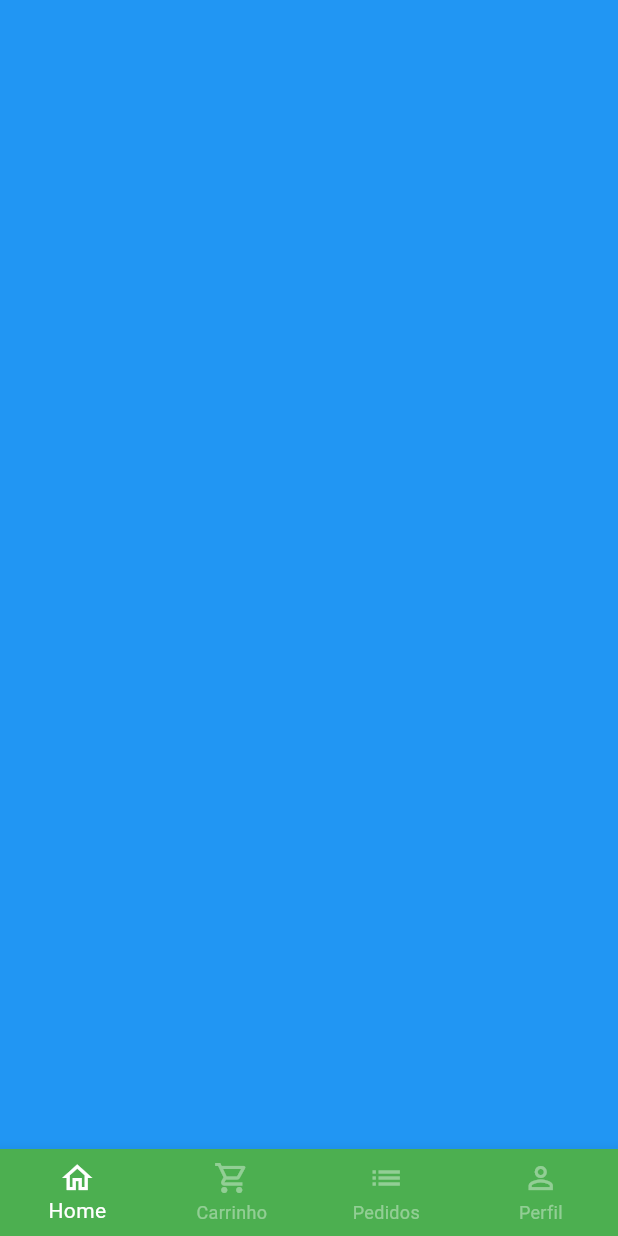
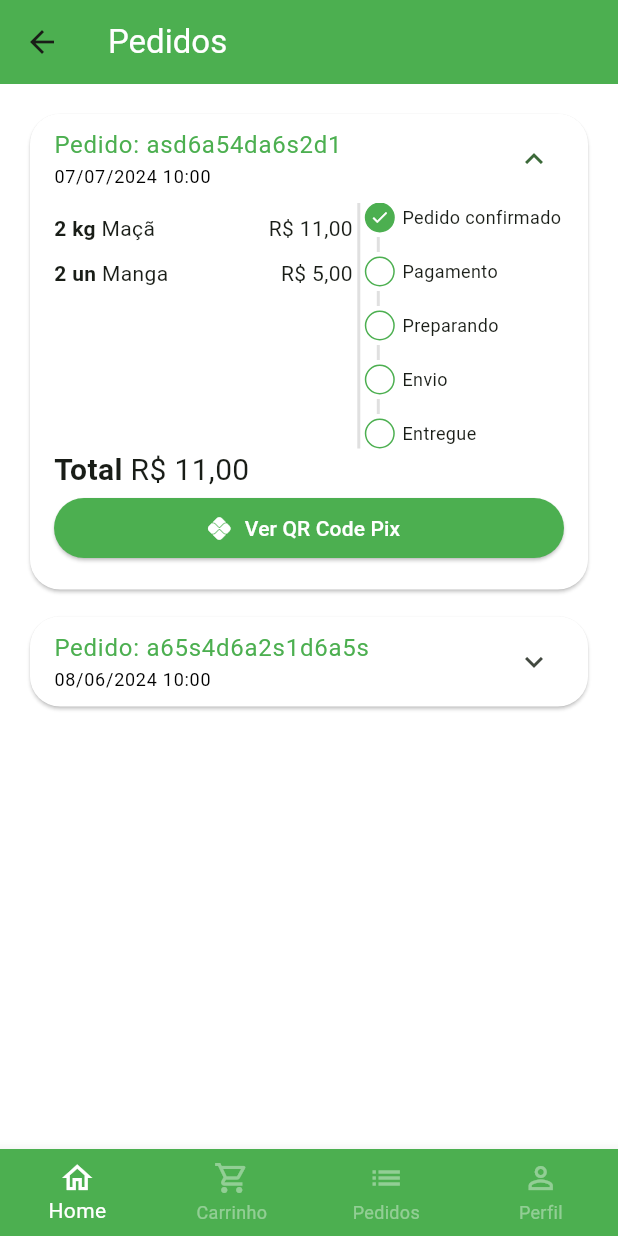
Before and after one commit to lucasletro/GreenGrocer, a Flutter app: the BaseScreen screen opened directly, swiped to page 3, on a phone screen of 412 x 824 dp. Run offline on Flutter 3.47's test engine with Material 2 defaults, Android fonts, the phone set to English and light mode, and no system bars; our stand-ins replace animated_text_kit, mask_text_input_formatter, qr_flutter.

Commit message:
Tela de pedidos.

```diff
--- a/lib/src/config/app_data.dart
+++ b/lib/src/config/app_data.dart
@@ -5,6 +5,7 @@ import 'package:greengrocer/src/models/item_model.dart';
 import 'package:greengrocer/src/models/user_model.dart';
 
 import '../models/cart_item_model.dart';
+import '../models/order_model.dart';
 
 ItemModel apple = ItemModel(
   description:
@@ -97,6 +98,7 @@ List<CartItemModel> cartItems = [
   ),
 ];
 
+//usuario - perfil
 UserModel user = UserModel(
   phone: "99 9 9999-9999",
   cpf: "999.999.999-99",
@@ -104,3 +106,43 @@ UserModel user = UserModel(
   name: "Lucas",
   password: "senha",
 );
+
+//lista de pedidos que vai ser apresentada na orders_tile
+List<OrderModel> orders = [
+  //PEDIDO 01
+  OrderModel(
+    id: 'asd6a54da6s2d1',
+    createdDateTime: DateTime.parse("2024-07-07 10:00:10.458"),
+    overdueDateTime: DateTime.parse("2024-07-07 11:00:10.458"),
+    status: "pending_payment",
+    copyAndPast: 'q1w2e3r4t5y6',
+    total: 11,
+    items: [
+      //pedidos
+      CartItemModel(
+        item: apple,
+        quantity: 2,
+      ),
+      CartItemModel(
+        item: mango,
+        quantity: 2,
+      ),
+    ],
+  ),
+
+  //PEDIDO 02
+  OrderModel(
+    copyAndPast: 'q1w2e3r4t5y6',
+    createdDateTime: DateTime.parse('2024-06-08 10:00:10.458'),
+    overdueDateTime: DateTime.parse('2024-06-08 11:00:10.458'),
+    id: 'a65s4d6a2s1d6a5s',
+    status: 'delivered',
+    total: 11.5,
+    items: [
+      CartItemModel(
+        item: guava,
+        quantity: 1,
+      ),
+    ],
+  ),
+];
--- /dev/null
+++ b/lib/src/models/order_model.dart
@@ -0,0 +1,21 @@
+import 'package:greengrocer/src/models/cart_item_model.dart';
+//instanciar esta classe na app_data
+class OrderModel {
+  String id;
+  DateTime createdDateTime; //hora e data q o pedido foi criado.
+  DateTime overdueDateTime; //quando o qrCode do pix venceu e nao conseguimos fazer pagamentos.
+  List<CartItemModel> items; //lista de todos os produtos
+  String status;
+  String copyAndPast; //copia e cola do pix.
+  double total;
+
+  OrderModel({
+    required this.id,
+    required this.createdDateTime,
+    required this.overdueDateTime,
+    required this.items,
+    required this.status,
+    required this.copyAndPast,
+    required this.total,
+  });
+}
--- a/lib/src/pages/base/base_screen.dart
+++ b/lib/src/pages/base/base_screen.dart
@@ -2,6 +2,7 @@ import 'package:flutter/material.dart';
 import 'package:greengrocer/src/pages/profile/profile_tab.dart';
 import '../cart/cart_tab.dart';
 import '../home/home_tab.dart';
+import '../orders/orders_tab.dart';
 
 
 class BaseScreen extends StatefulWidget {
@@ -22,11 +23,11 @@ class _BaseScreenState extends State<BaseScreen> {
       body: PageView(
         physics: const NeverScrollableScrollPhysics(),
         controller: pageController,
-        children: [
-          const HomeTab(),
-          const CartTab(),
-          Container(color: Colors.blue,),
-          const ProfileTab(),
+        children: const [
+          HomeTab(),
+          CartTab(),
+          OrdersTab(),
+          ProfileTab(),
 
         ],
       ),
--- a/lib/src/pages/cart/cart_tab.dart
+++ b/lib/src/pages/cart/cart_tab.dart
@@ -3,6 +3,8 @@ import 'package:greengrocer/src/models/cart_item_model.dart';
 import 'package:greengrocer/src/pages/cart/components/cart_tile.dart';
 import 'package:greengrocer/src/services/utils_services.dart';
 import 'package:greengrocer/src/config/app_data.dart' as appData;
+
+import '../common_widgets/payment_dialog.dart';
 
 class CartTab extends StatefulWidget {
   const CartTab({Key? key}) : super(key: key);
@@ -109,8 +111,21 @@ class _CartTabState extends State<CartTab> {
                       ),
                     ),
                     onPressed: () async {
+                      //dialog de confirmaçao do pedido
                       bool? result = await showOrderConfirmation();
-                      print(result);
+                      //a partir da confirmação do pedido
+                      //eu apresento o dialog de pagamento se verdadeiro
+                      if(result ?? false){
+                        showDialog(
+                          context: context,
+                          builder: (_){
+                            return PaymentDialog(
+                              order: appData.orders.first,
+                            );
+                          },
+                        );
+                      }
+
                     },
                     child: const Text(
                       "Concluir pedido",
--- /dev/null
+++ b/lib/src/pages/common_widgets/payment_dialog.dart
@@ -0,0 +1,113 @@
+import 'package:flutter/cupertino.dart';
+import 'package:flutter/material.dart';
+import 'package:greengrocer/src/models/order_model.dart';
+import 'package:greengrocer/src/services/utils_services.dart';
+import 'package:qr_flutter/qr_flutter.dart';
+
+//dialog vai ser usado em pedidos no botão de
+//pagamento do order_tile e no botão de concluir pedido
+//do carrinho
+
+class PaymentDialog extends StatelessWidget {
+  final OrderModel order;
+
+  PaymentDialog({
+    Key? key,
+    required this.order,
+  }) : super(key: key);
+
+  final UtilsServices utilsServices = UtilsServices();
+
+  @override
+  Widget build(BuildContext context) {
+    return Dialog(
+      shape: RoundedRectangleBorder(
+        borderRadius: BorderRadius.circular(20),
+      ),
+      child: Stack(
+        alignment: Alignment.center,
+        children: [
+
+          //CONTEUDO
+          Padding(
+            padding: const EdgeInsets.all(8.0),
+            child: Column(
+              mainAxisSize: MainAxisSize.min,
+              children: [
+                //TITULO
+                const Padding(
+                  padding: EdgeInsets.symmetric(vertical: 10),
+                  child: Text(
+                    "Pagamento com Pix",
+                    style: TextStyle(
+                      fontWeight: FontWeight.bold,
+                      fontSize: 18,
+                    ),
+                  ),
+                ),
+
+                //QR CODE
+                QrImageView(
+                  //plugin qr_flutter
+                  data: "jdsahfued8y344y574382y578",
+                  version: QrVersions.auto,
+                  size: 200,
+                ),
+
+                //VENCIMENTO
+                Text(
+                  "Vencimento: ${utilsServices.formatDateTime(order.overdueDateTime)}",
+                  style: const TextStyle(fontSize: 12),
+                ),
+
+                //TOTAL
+                Text(
+                  "Total: ${utilsServices.priceToCurrency(order.total)}",
+                  style: const TextStyle(
+                    fontSize: 17,
+                    fontWeight: FontWeight.bold,
+                  ),
+                ),
+
+                //BOTÃO COPIA E COLA
+                OutlinedButton.icon(
+                  style: OutlinedButton.styleFrom(
+                    shape: RoundedRectangleBorder(
+                      borderRadius: BorderRadius.circular(20),
+                    ),
+                    side: const BorderSide(
+                      width: 2,
+                      color: Colors.green,
+                    ),
+                  ),
+                  onPressed: () {},
+                  icon: const Icon(
+                    Icons.copy,
+                    size: 15,
+                  ),
+                  label: const Text(
+                    "Copiar código Pix",
+                    style: TextStyle(fontSize: 13),
+                  ),
+                ),
+              ],
+            ),
+          ),
+
+          //BOTÃO DE FECHAR A TELA
+          Positioned(
+            top: 0,
+            right: 0,
+            child: IconButton(
+              onPressed: () {
+                Navigator.of(context).pop();
+              },
+              icon: const Icon(Icons.close),
+            ),
+          ),
+
+        ],
+      ),
+    );
+  }
+}
--- /dev/null
+++ b/lib/src/pages/orders/components/order_status_widget.dart
@@ -0,0 +1,156 @@
+import 'package:flutter/material.dart';
+
+class OrderStatusWidget extends StatelessWidget {
+  final String status;
+  final bool isOverdue; //indicar se o pagamento esta vencido
+
+  //todos os status do pedido
+  final Map<String, int> allStatus = <String, int>{
+    "pending_payment": 0,
+    "refunded": 1,
+    "paid": 2,
+    "preparing_purchase": 3,
+    "shipping": 4,
+    "delivered": 5,
+  };
+
+  //estatus atual - vai retornar um allStatus na chave status
+  //! -indica que nao vai ser nulo, sempre sera uma das chaves
+  int get currentStatus => allStatus[status]!;
+
+  OrderStatusWidget({
+    Key? key,
+    required this.status,
+    required this.isOverdue,
+  }) : super(key: key);
+
+  @override
+  Widget build(BuildContext context) {
+    return Column(
+      crossAxisAlignment: CrossAxisAlignment.start,
+      children: [
+        const _StatusDot(
+          isActive: true,
+          title: "Pedido confirmado",
+        ),
+        const _CustomDivider(),
+        if (currentStatus == 1) ...[
+          //pix estornado
+          const _StatusDot(
+            isActive: true,
+            title: "Pix estornado",
+            backgroundColor: Colors.orange,
+          ),
+        ] else if (isOverdue) ...[
+          //pedido vencido de pagamento
+          const _StatusDot(
+            isActive: true,
+            title: "Pagamento Pix vencido",
+            backgroundColor: Colors.red,
+          ),
+
+        ] else ...[
+          _StatusDot(
+            isActive: currentStatus >= 2,
+            title: "Pagamento",
+          ),
+          const _CustomDivider(),
+
+          _StatusDot(
+            isActive: currentStatus >= 3,
+            title: "Preparando",
+          ),
+          const _CustomDivider(),
+
+          _StatusDot(
+            isActive: currentStatus >= 4,
+            title: "Envio",
+          ),
+          const _CustomDivider(),
+
+          _StatusDot(
+            isActive: currentStatus == 5,
+            title: "Entregue",
+          ),
+
+        ]
+      ],
+    );
+  }
+}
+
+//======================================================
+
+//divisor usado entre um dot e outro
+class _CustomDivider extends StatelessWidget {
+  const _CustomDivider({Key? key}) : super(key: key);
+
+  @override
+  Widget build(BuildContext context) {
+    return Container(
+      margin: const EdgeInsets.symmetric(horizontal: 8, vertical: 3),
+      height: 10,
+      width: 2,
+      color: Colors.grey.shade300,
+    );
+  }
+}
+
+//DOT DE STATUS
+class _StatusDot extends StatelessWidget {
+  final bool isActive; //vai dizer se o botão esta ativo
+  final String title;
+  final Color? backgroundColor;
+
+  const _StatusDot({
+    Key? key,
+    required this.isActive,
+    required this.title,
+    this.backgroundColor,
+  }) : super(key: key);
+
+  @override
+  Widget build(BuildContext context) {
+    return Row(
+      children: [
+        //DOT
+        Container(
+          alignment: Alignment.center,
+          height: 20,
+          width: 20,
+          decoration: BoxDecoration(
+            shape: BoxShape.circle,
+            border: Border.all(
+              color: Colors.green,
+            ),
+            //se a backgroundColor for nula a cor é verde
+            color:
+                isActive ? backgroundColor ?? Colors.green : Colors.transparent,
+          ),
+          child: isActive
+              ? const Icon(
+                  Icons.check,
+                  size: 13,
+                  color: Colors.white,
+                )
+              : const SizedBox.shrink(),
+        ),
+
+        //espaçamento entre o dot e o texto
+        const SizedBox(
+          width: 5,
+        ),
+
+        //TEXTO
+        Expanded(
+          child: Text(
+            title,
+            style: const TextStyle(
+              fontSize: 12,
+            ),
+          ),
+        ),
+      ],
+    );
+  }
+}
--- /dev/null
+++ b/lib/src/pages/orders/components/order_tile.dart
@@ -0,0 +1,181 @@
+import 'package:flutter/material.dart';
+import 'package:greengrocer/src/models/cart_item_model.dart';
+import 'package:greengrocer/src/pages/common_widgets/payment_dialog.dart';
+import 'package:greengrocer/src/pages/orders/components/order_status_widget.dart';
+import 'package:greengrocer/src/services/utils_services.dart';
+
+import '../../../models/order_model.dart';
+
+class OrderTile extends StatelessWidget {
+  final OrderModel order;
+
+  OrderTile({
+    Key? key,
+    required this.order,
+  }) : super(key: key);
+
+  final UtilsServices utilsServices = UtilsServices();
+
+  @override
+  Widget build(BuildContext context) {
+    return Card( //#1
+      color: Colors.white,
+      shape: RoundedRectangleBorder(
+        borderRadius: BorderRadius.circular(20),
+      ),
+
+      child: Theme(//#3
+        //cor transparente para q o divisor do ExpansionTile não apareça
+        data: Theme.of(context).copyWith(dividerColor: Colors.transparent),
+        child: ExpansionTile(//#2
+          initiallyExpanded: order.status == 'pending_payment',
+
+          title: Column( //NESTA COLUNA TEMOS O ID DO PEDIDO E DATA DE CRIAÇÃO
+            mainAxisSize: MainAxisSize.min,
+            //tamanho do eixo principal(vertical) crescer o minimo possivel
+            crossAxisAlignment: CrossAxisAlignment.start,
+            //alinhamento
+            children: [
+              Text(
+                "Pedido: ${order.id}",
+                style: const TextStyle(color: Colors.green),
+              ),
+              Text(
+                utilsServices.formatDateTime(order.createdDateTime),
+                style: const TextStyle(fontSize: 12, color: Colors.black),
+              ),
+            ],
+          ),
+
+          //aplica um espaçamento interno no children
+          childrenPadding: const EdgeInsets.fromLTRB(16, 0, 16, 16),
+          //encaminhar/alinhar o texto do total para o inicio
+          expandedCrossAxisAlignment: CrossAxisAlignment.stretch,
+
+          children: [
+            //quantidade-unidade-nome-valor e widget de status
+            IntrinsicHeight(
+              child: Row(
+                children: [
+                  //LISTA DE PRODUTOS
+                  Expanded(
+                    flex: 3, //proporção q este componente vai crescer
+                    child: SizedBox(
+                      height: 150,
+                      child: ListView(
+                        children: order.items.map((orderItem) {
+                          return _OrderItemWidget(
+                            utilsServices: utilsServices,
+                            orderItem: orderItem,
+                          );
+                        }).toList(),
+                      ),
+                    ),
+                  ),
+
+                  //DIVISÃO VERTICAL
+                  VerticalDivider(
+                    color: Colors.grey.shade300,
+                    thickness: 2,
+                    width: 8,
+                  ),
+
+                  //STATUS DO PEDIDO
+                  Expanded(
+                    flex: 2,
+                    child: OrderStatusWidget(
+                      status: order.status,
+                      //se a data de vencimento esta antes da data atual
+                      isOverdue: order.overdueDateTime.isBefore(DateTime.now()),
+                    ),
+                  ),
+
+                ],
+              ),
+            ),
+
+            //TOTAL
+            Text.rich(
+              TextSpan(
+                style: const TextStyle(
+                  fontSize: 20
+                ),
+                children: [
+                  const TextSpan(
+                    text: "Total ",
+                    style: TextStyle(fontWeight: FontWeight.bold),
+                  ),
+                  TextSpan(text: utilsServices.priceToCurrency(order.total)),
+                ],
+              ),
+            ),
+
+            //BOTÃO PAGAMENTO
+            Visibility( //condição para o botar ficar visivel
+              //o botao só vai ser apresentado se o pagamento tiver pendente
+              visible: order.status == 'pending_payment',
+              child: ElevatedButton.icon(
+                style: ElevatedButton.styleFrom(
+                    backgroundColor: Colors.green,
+                    shape: RoundedRectangleBorder(
+                      borderRadius: BorderRadius.circular(20),
+                    ),
+                ),
+                onPressed: (){
+                  showDialog(
+                    context: context,
+                    builder: (_){
+                      return PaymentDialog(
+                        order: order,
+                      );
+                    },
+                  );
+
+                },
+                icon: const Icon(Icons.pix,color: Colors.white),
+                label: const Text("Ver QR Code Pix", style: TextStyle(color: Colors.white),),
+              ),
+            ),
+
+          ],
+        ),
+      ),
+    );
+  }
+}
+
+
+
+
+
+
+
+class _OrderItemWidget extends StatelessWidget {
+  const _OrderItemWidget({
+    Key? key,
+    required this.utilsServices,
+    required this.orderItem,
+  }) : super(key: key);
+
+  final UtilsServices utilsServices;
+  final CartItemModel orderItem;
+
+  @override
+  Widget build(BuildContext context) {
+    return Padding(
+      padding: const EdgeInsets.only(bottom: 10),
+      child: Row(
+        children: [
+          Text(
+            '${orderItem.quantity} ${orderItem.item.unit} ',
+            style: const TextStyle(
+              fontWeight: FontWeight.bold,
+            ),
+          ),
+          Expanded(child: Text(orderItem.item.itemName)),
+          Text(utilsServices.priceToCurrency(orderItem.totalPrice())),
+        ],
+      ),
+    );
+  }
+}
--- /dev/null
+++ b/lib/src/pages/orders/orders_tab.dart
@@ -0,0 +1,42 @@
+import 'package:flutter/material.dart';
+import 'package:greengrocer/src/config/app_data.dart' as appData;
+import 'package:greengrocer/src/pages/orders/components/order_tile.dart';
+
+class OrdersTab extends StatelessWidget {
+  const OrdersTab({Key? key}) : super(key: key);
+
+  @override
+  Widget build(BuildContext context) {
+    return Scaffold(
+      appBar: AppBar(
+        backgroundColor: Colors.green,
+        title: const Text(
+          "Pedidos",
+          style: TextStyle(
+            color: Colors.white,
+          ),
+        ),
+      ),
+
+      //visualizaçao vertical com rolagem
+      body: ListView.separated(
+        padding: const EdgeInsets.all(16),
+        //animação ao scrolar, puxar
+        physics: const BouncingScrollPhysics(),
+
+        separatorBuilder: (_, index){ //espaçamento - separador
+          return const SizedBox(height: 10,);//separador entre um card e outro.
+        },
+
+        itemBuilder: (_, index){
+          return OrderTile(
+            order: appData.orders[index],
+          );
+        },
+
+        //quantidade de itens que vamos apresentar na tela
+        itemCount: appData.orders.length,
+      ),
+    );
+  }
+}
--- a/lib/src/services/utils_services.dart
+++ b/lib/src/services/utils_services.dart
@@ -1,15 +1,21 @@
 //classe para serviços como formataçao de valores,
 //formato de datas etc..
 import 'package:intl/intl.dart';
+import 'package:intl/date_symbol_data_local.dart';
 
-class UtilsServices{
-
+class UtilsServices {
   //converter o preço para uma moeda.
-  String priceToCurrency(double price){
-
+  String priceToCurrency(double price) {
     NumberFormat numberFormat = NumberFormat.simpleCurrency(locale: "pt_BR");
 
     return numberFormat.format(price);
+  }
 
+  //metodo para retornar uma data formatada, usar no order_tile
+  String formatDateTime(DateTime dateTime) {
+    initializeDateFormatting();
+    //apresentaçao da date, hora e minuto
+    DateFormat dateFormat = DateFormat.yMd('pt_BR').add_Hm();
+    return dateFormat.format(dateTime);
   }
 }
--- a/pubspec.yaml
+++ b/pubspec.yaml
@@ -38,6 +38,7 @@ dependencies:
   animated_text_kit: ^4.2.2
   mask_text_input_formatter: ^2.4.0
   intl: ^0.18.1
+  qr_flutter: ^4.1.0
 
 dev_dependencies:
   flutter_test:
```
Also changed, not shown: pubspec.lock.
